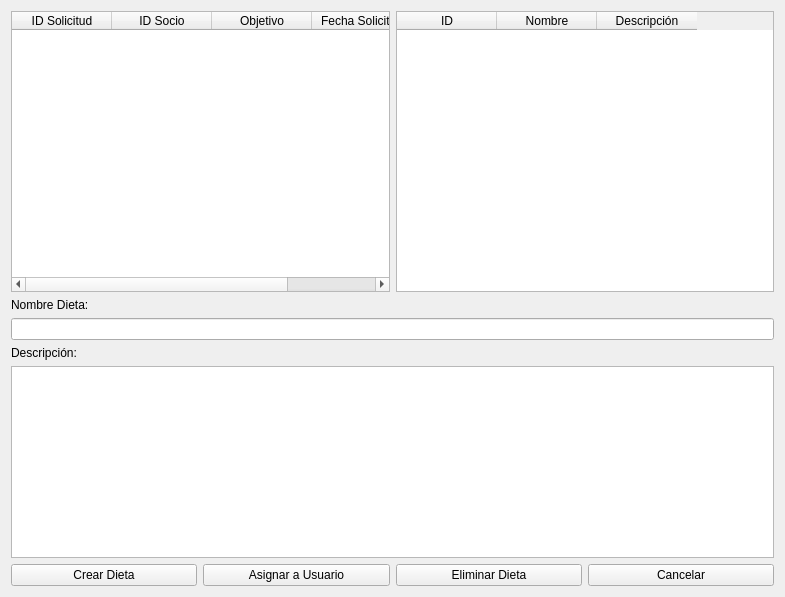
Before: the Qt Designer form src/vista/ui/CrearDieta.ui in OscaarMG/campasgym, drawn with Qt 5.
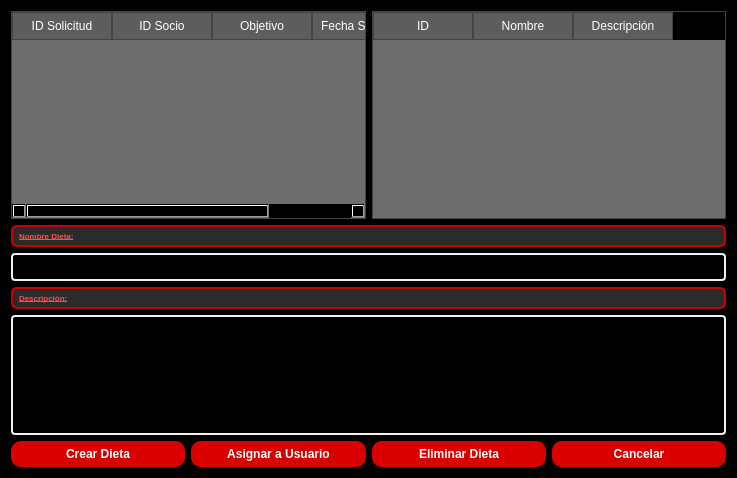
After: the same form once the commit is applied.

```diff
--- a/src/vista/ui/CrearDieta.ui
+++ b/src/vista/ui/CrearDieta.ui
@@ -6,18 +6,108 @@
    <rect>
     <x>0</x>
     <y>0</y>
-    <width>785</width>
-    <height>597</height>
+    <width>737</width>
+    <height>478</height>
    </rect>
   </property>
   <property name="windowTitle">
    <string>Asignar Dietas</string>
   </property>
+  <property name="styleSheet">
+   <string notr="true">background-color:#000000</string>
+  </property>
   <layout class="QVBoxLayout" name="verticalLayout">
    <item>
     <layout class="QHBoxLayout" name="horizontalTop">
      <item>
       <widget class="QTableWidget" name="tablaSolicitudes">
+       <property name="styleSheet">
+        <string notr="true">QTableWidget {
+    background-color: #6d6d6d;
+    color: white;
+    gridline-color: #888888; 
+    border: 1px solid #444444;
+}
+
+QTableWidget::item {
+    background-color: #7d7d7d;
+    border: 1px solid #555555;
+    padding: 4px;
+}
+
+QTableWidget {
+    background-color: #6d6d6d;
+    color: white;
+    gridline-color: #888888; 
+    border: 1px solid #444444;
+}
+
+QTableWidget::item {
+    background-color: #7d7d7d;
+    border: 1px solid #555555;
+    padding: 4px;
+}
+
+QHeaderView::section {
+    background-color: #5d5d5d;
+    color: white;
+    border: 1px solid #444444;
+    padding: 4px;
+}
+
+QTableCornerButton::section {
+    background-color: #6d6d6d;
+    border: 1px solid #555555;
+}
+
+
+QScrollBar:vertical {
+    background: #5d5d5d;  
+    width: 12px;
+    margin: 0px;
+    border: none;
+}
+
+QScrollBar::handle:vertical {
+    background: #888888;  
+    min-height: 20px;
+    border-radius: 4px;
+}
+
+QScrollBar::add-line:vertical,
+QScrollBar::sub-line:vertical {
+    height: 0px;
+    background: none;
+    border: none;
+}
+
+QScrollBar:horizontal {
+    background: #5d5d5d;
+    height: 12px;
+    margin: 0px;
+    border: none;
+}
+
+QScrollBar::handle:horizontal {
+    background: #888888;
+    min-width: 20px;
+    border-radius: 4px;
+}
+
+QScrollBar::add-line:horizontal,
+QScrollBar::sub-line:horizontal {
+    width: 0px;
+    background: none;
+    border: none;
+}
+
+QTableWidget QLineEdit {
+    background-color: #5d5d5d;
+    color: white;
+    border: 1px solid #777777;
+    padding: 2px;
+}</string>
+       </property>
        <property name="rowCount">
         <number>0</number>
        </property>
@@ -48,6 +138,93 @@
      </item>
      <item>
       <widget class="QTableWidget" name="tablaDietas">
+       <property name="styleSheet">
+        <string notr="true">QTableWidget {
+    background-color: #6d6d6d;
+    color: white;
+    gridline-color: #888888; 
+    border: 1px solid #444444;
+}
+
+QTableWidget::item {
+    background-color: #7d7d7d;
+    border: 1px solid #555555;
+    padding: 4px;
+}
+
+QTableWidget {
+    background-color: #6d6d6d;
+    color: white;
+    gridline-color: #888888; 
+    border: 1px solid #444444;
+}
+
+QTableWidget::item {
+    background-color: #7d7d7d;
+    border: 1px solid #555555;
+    padding: 4px;
+}
+
+QHeaderView::section {
+    background-color: #5d5d5d;
+    color: white;
+    border: 1px solid #444444;
+    padding: 4px;
+}
+
+QTableCornerButton::section {
+    background-color: #6d6d6d;
+    border: 1px solid #555555;
+}
+
+
+QScrollBar:vertical {
+    background: #5d5d5d;  
+    width: 12px;
+    margin: 0px;
+    border: none;
+}
+
+QScrollBar::handle:vertical {
+    background: #888888;  
+    min-height: 20px;
+    border-radius: 4px;
+}
+
+QScrollBar::add-line:vertical,
+QScrollBar::sub-line:vertical {
+    height: 0px;
+    background: none;
+    border: none;
+}
+
+QScrollBar:horizontal {
+    background: #5d5d5d;
+    height: 12px;
+    margin: 0px;
+    border: none;
+}
+
+QScrollBar::handle:horizontal {
+    background: #888888;
+    min-width: 20px;
+    border-radius: 4px;
+}
+
+QScrollBar::add-line:horizontal,
+QScrollBar::sub-line:horizontal {
+    width: 0px;
+    background: none;
+    border: none;
+}
+
+QTableWidget QLineEdit {
+    background-color: #5d5d5d;
+    color: white;
+    border: 1px solid #777777;
+    padding: 2px;
+}</string>
+       </property>
        <property name="rowCount">
         <number>0</number>
        </property>
@@ -77,28 +254,98 @@
     <layout class="QVBoxLayout" name="formLayout">
      <item>
       <widget class="QLabel" name="labelNombre">
+       <property name="styleSheet">
+        <string notr="true">QLabel {
+    background-color: #2b2b2b;     
+    color: #ff4c4c;              
+    border: 2px solid #cc0000;     
+    padding: 4px;
+    font-size: 8px;
+    font-weight: bold;
+    border-radius: 6px;
+}
+
+QLabel {
+    text-decoration: underline;
+}</string>
+       </property>
        <property name="text">
         <string>Nombre Dieta:</string>
        </property>
       </widget>
      </item>
      <item>
-      <widget class="QLineEdit" name="inputNombre"/>
+      <widget class="QLineEdit" name="inputNombre">
+       <property name="styleSheet">
+        <string notr="true">QLineEdit {
+    background-color: #000000;
+    border: 1.5px solid #f0f0f0;
+    color: #f0f0f0;
+    padding: 4px;
+    border-radius: 4px;
+}</string>
+       </property>
+      </widget>
      </item>
      <item>
       <widget class="QLabel" name="labelDescripcion">
+       <property name="styleSheet">
+        <string notr="true">QLabel {
+    background-color: #2b2b2b;     
+    color: #ff4c4c;              
+    border: 2px solid #cc0000;     
+    padding: 4px;
+    font-size: 8px;
+    font-weight: bold;
+    border-radius: 6px;
+}
+
+QLabel {
+    text-decoration: underline;
+}</string>
+       </property>
        <property name="text">
         <string>Descripción:</string>
        </property>
       </widget>
      </item>
      <item>
-      <widget class="QTextEdit" name="inputDescripcion"/>
+      <widget class="QTextEdit" name="inputDescripcion">
+       <property name="maximumSize">
+        <size>
+         <width>16777215</width>
+         <height>120</height>
+        </size>
+       </property>
+       <property name="styleSheet">
+        <string notr="true">QTextEdit {
+    background-color: #000000;
+    border: 1.5px solid #f0f0f0;
+    color: #f0f0f0;
+    padding: 2px;
+    border-radius: 4px;
+}</string>
+       </property>
+      </widget>
      </item>
      <item>
       <layout class="QHBoxLayout">
        <item>
         <widget class="QPushButton" name="btnCrear">
+         <property name="styleSheet">
+          <string notr="true">QPushButton {
+    background-color: #da0000;
+    color: white;
+    border-radius: 10px;
+    padding: 6px;
+    font-size: 12px;
+    font-weight: bold;
+}
+
+QPushButton:hover {
+    background-color: #aa0000;
+}</string>
+         </property>
          <property name="text">
           <string>Crear Dieta</string>
          </property>
@@ -106,6 +353,20 @@
        </item>
        <item>
         <widget class="QPushButton" name="btnAsignar">
+         <property name="styleSheet">
+          <string notr="true">QPushButton {
+    background-color: #da0000;
+    color: white;
+    border-radius: 10px;
+    padding: 6px;
+    font-size: 12px;
+    font-weight: bold;
+}
+
+QPushButton:hover {
+    background-color: #aa0000;
+}</string>
+         </property>
          <property name="text">
           <string>Asignar a Usuario</string>
          </property>
@@ -113,6 +374,20 @@
        </item>
        <item>
         <widget class="QPushButton" name="btnEliminar">
+         <property name="styleSheet">
+          <string notr="true">QPushButton {
+    background-color: #da0000;
+    color: white;
+    border-radius: 10px;
+    padding: 6px;
+    font-size: 12px;
+    font-weight: bold;
+}
+
+QPushButton:hover {
+    background-color: #aa0000;
+}</string>
+         </property>
          <property name="text">
           <string>Eliminar Dieta</string>
          </property>
@@ -120,6 +395,20 @@
        </item>
        <item>
         <widget class="QPushButton" name="btnCancelar">
+         <property name="styleSheet">
+          <string notr="true">QPushButton {
+    background-color: #da0000;
+    color: white;
+    border-radius: 10px;
+    padding: 6px;
+    font-size: 12px;
+    font-weight: bold;
+}
+
+QPushButton:hover {
+    background-color: #aa0000;
+}</string>
+         </property>
          <property name="text">
           <string>Cancelar</string>
          </property>
```
